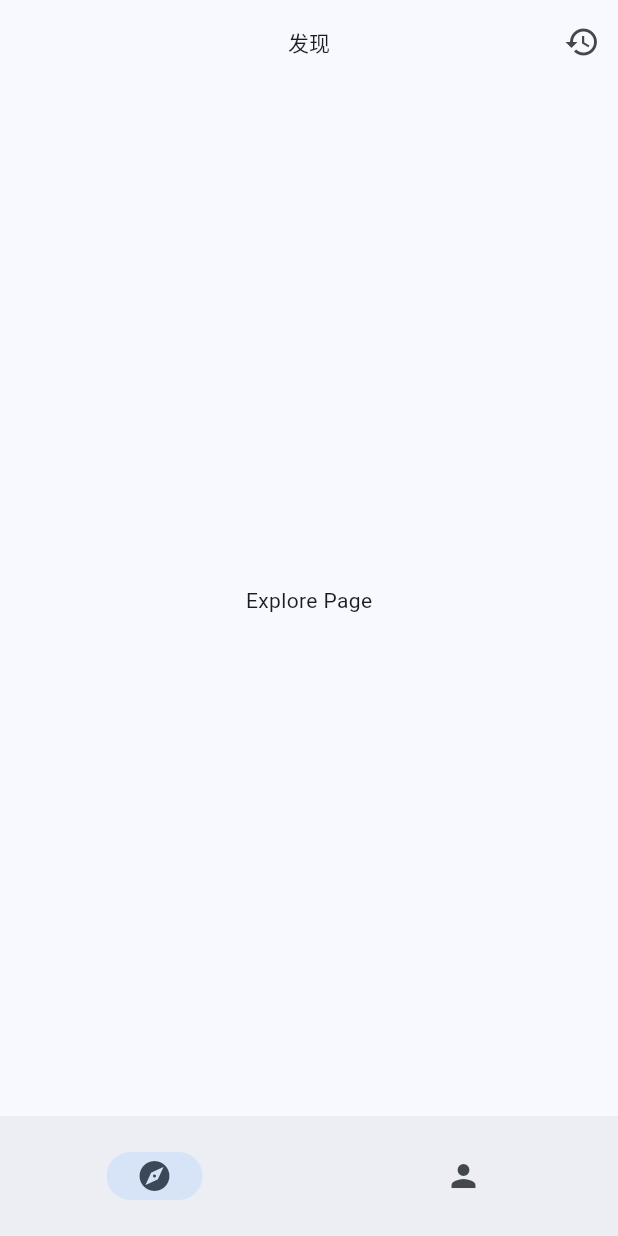
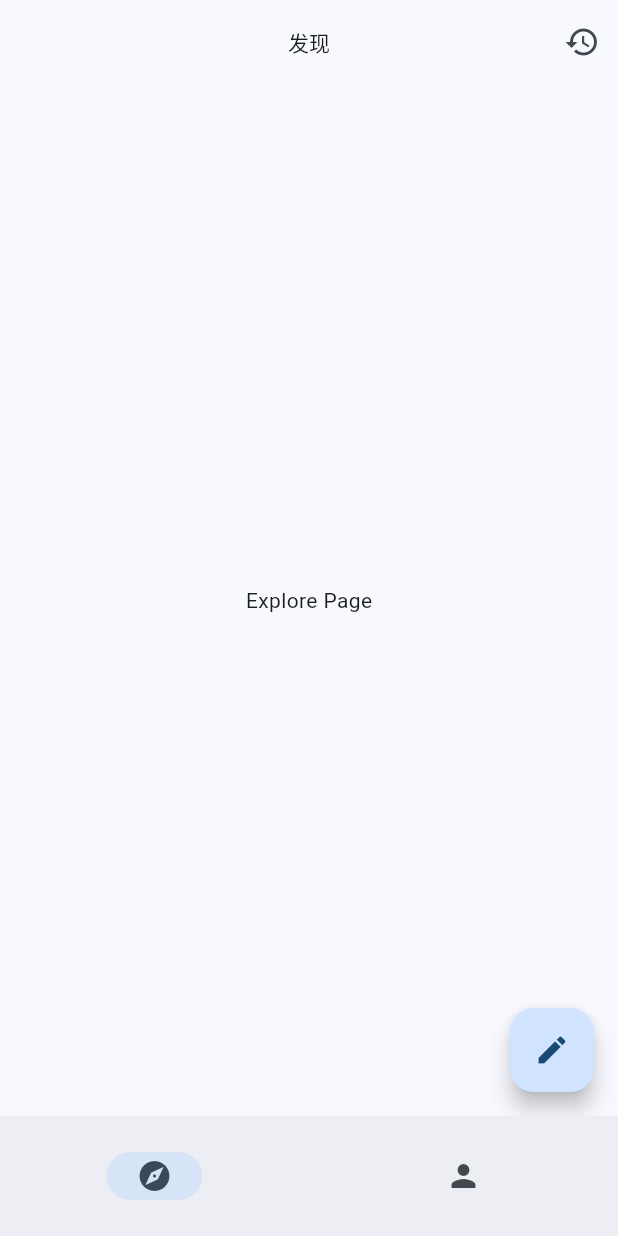
Before and after one commit to Hello-world150/pencil_app, a Flutter app: the HomePage screen opened directly, on a phone screen of 412 x 824 dp. Run offline on Flutter 3.47's test engine with Material 3 defaults, Android fonts, the light colour scheme and no system bars.

Commit message:
feat: change lable into Chinese and add create hitokoto page

```diff
--- a/lib/pages/explore_page.dart
+++ b/lib/pages/explore_page.dart
@@ -1,8 +1,9 @@
 import 'package:flutter/material.dart';
 import 'time_corridor_page.dart';
+import 'create_hitokoto_page.dart';
 
-class HitokotoPage extends StatelessWidget {
-  const HitokotoPage({super.key});
+class ExplorePage extends StatelessWidget {
+  const ExplorePage({super.key});
 
   @override
   Widget build(BuildContext context) {
@@ -20,6 +21,8 @@ class HitokotoPage extends StatelessWidget {
         actions: <Widget>[
           IconButton(
             icon: const Icon(Icons.history),
+
+            // navigate to the time corridor page
             onPressed: () {
               Navigator.of(context).push(
                 MaterialPageRoute(
@@ -30,6 +33,18 @@ class HitokotoPage extends StatelessWidget {
           ),
         ],
       ),
+
+      // this is the floating action button to create a new hitokoto
+      floatingActionButton: FloatingActionButton(
+        child: const Icon(Icons.create),
+
+        // navigate to the create hitokoto page
+        onPressed: () {
+          Navigator.of(context).push(
+            MaterialPageRoute(builder: (context) => const CreateHitokotoPage()),
+          );
+        },
+      ),
       body: Center(child: Text('Explore Page')),
     );
   }
--- a/lib/pages/home_page.dart
+++ b/lib/pages/home_page.dart
@@ -21,14 +21,14 @@ class _HomePageState extends State<HomePage> {
 
   // navigation destinations
   final List<NavigationDestination> navigationDestinations = [
-    const NavigationDestination(icon: Icon(Icons.explore), label: 'Hitokoto'),
-    const NavigationDestination(icon: Icon(Icons.person), label: 'Profile'),
+    const NavigationDestination(icon: Icon(Icons.explore), label: '浏览'),
+    const NavigationDestination(icon: Icon(Icons.person), label: '个人'),
   ];
 
   // pages to diaplay
   final List<Widget> pages = [
     // explore hitokoto page
-    const HitokotoPage(),
+    const ExplorePage(),
 
     // user profile page
     const ProfilePage(),
```
Also changed, not shown: lib/pages/create_hitokoto_page.dart (added, +17 -0 lines).
